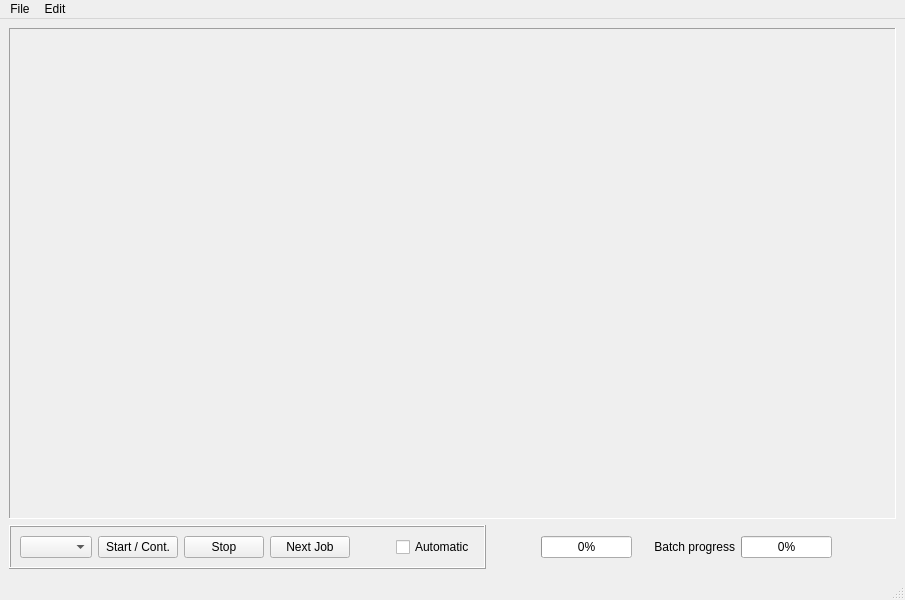
Before: the Qt Designer form Source/main_gui.ui in Rolf-Hempel/PlanetarySystemStacker, drawn with Qt 5.
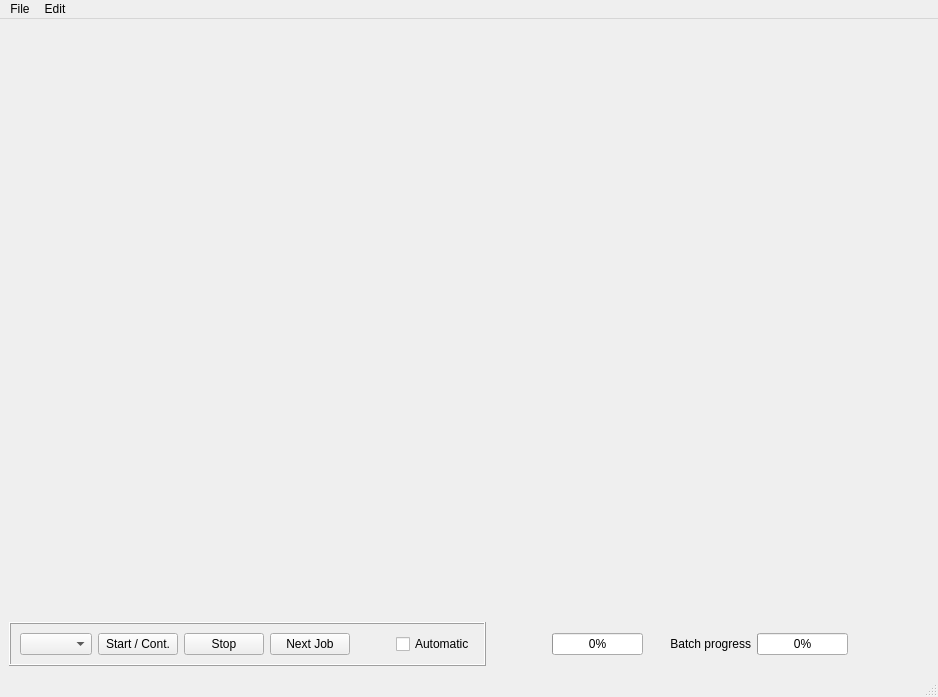
After: the same form once the commit is applied. Icons and pictures are not drawn.

What changed in the file:
```diff
--- a/Source/main_gui.ui
+++ b/Source/main_gui.ui
@@ -6,8 +6,8 @@
    <rect>
     <x>0</x>
     <y>0</y>
-    <width>905</width>
-    <height>600</height>
+    <width>938</width>
+    <height>697</height>
    </rect>
   </property>
   <property name="windowTitle">
@@ -17,16 +17,19 @@
    <locale language="English" country="UnitedStates"/>
   </property>
   <widget class="QWidget" name="centralwidget">
-   <layout class="QVBoxLayout" name="verticalLayout_2">
+   <layout class="QVBoxLayout" name="verticalLayout_2" stretch="100,0">
     <item>
-     <widget class="QFrame" name="display_area">
-      <property name="frameShape">
-       <enum>QFrame::Panel</enum>
+     <spacer name="verticalSpacer">
+      <property name="orientation">
+       <enum>Qt::Vertical</enum>
       </property>
-      <property name="frameShadow">
-       <enum>QFrame::Sunken</enum>
+      <property name="sizeHint" stdset="0">
+       <size>
+        <width>20</width>
+        <height>40</height>
+       </size>
       </property>
-     </widget>
+     </spacer>
     </item>
     <item>
      <layout class="QHBoxLayout" name="tool_line" stretch="0,3,5,12,3,3,12,12">
@@ -188,7 +191,7 @@
     <rect>
      <x>0</x>
      <y>0</y>
-     <width>905</width>
+     <width>938</width>
      <height>21</height>
     </rect>
    </property>
```
